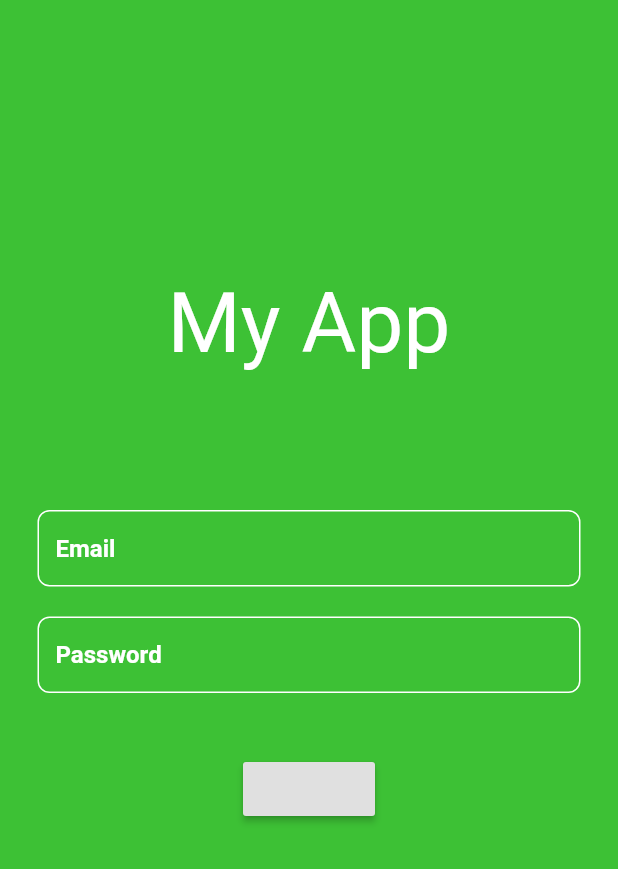
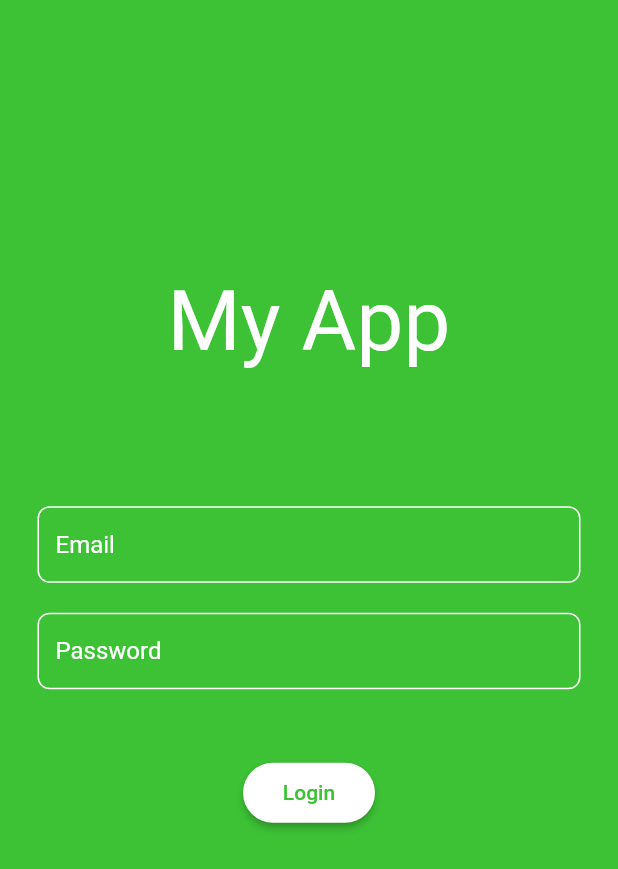
Before and after one commit to elalo4171/toka-users, a Flutter app: the screen it shows after launch, on a phone screen of 412 x 824 dp. Shown: the top 869 px of the screen. Run offline on Flutter 3.47's test engine with Material 2 defaults, Android fonts, the phone set to English and light mode, and no system bars; our stand-ins replace rxdart, sqflite; accounts and stored records are empty.

```diff
--- a/lib/config/Routes.dart
+++ b/lib/config/Routes.dart
@@ -1,4 +1,5 @@
 import 'package:flutter/material.dart';
+import 'package:toka/pages/HomePage.dart';
 import 'package:toka/pages/LoginPage.dart';
 
 Route Function(RouteSettings) get routes => (RouteSettings settings) {
@@ -8,6 +9,11 @@ Route Function(RouteSettings) get routes => (RouteSettings settings) {
         case "login":
           route = MaterialPageRoute(
               builder: (_) => LoginPage(),
+              settings: RouteSettings(name: settings.name));
+          break;
+        case "home":
+          route = MaterialPageRoute(
+              builder: (_) => HomePage(),
               settings: RouteSettings(name: settings.name));
           break;
         default:
--- a/lib/config/Theme.dart
+++ b/lib/config/Theme.dart
@@ -17,8 +17,12 @@ ThemeData get principalTheme {
       bodyText1: TextStyle(),
       bodyText2: TextStyle(),
       headline2: TextStyle(color: TokaTheme.textColor),
+      subtitle1: TextStyle(
+        color: Colors.white,
+      ),
     ).apply(
       bodyColor: TokaTheme.textColor,
+      displayColor: TokaTheme.textColor,
     ),
     inputDecorationTheme: InputDecorationTheme(
       filled: true,
@@ -52,13 +56,19 @@ ThemeData get principalTheme {
           width: 1,
         ),
       ),
-      helperStyle: TextStyle(color: TokaTheme.secondary),
-      labelStyle: TextStyle(color: TokaTheme.secondary),
+      helperStyle: TextStyle(color: TokaTheme.textColor),
+      labelStyle: TextStyle(color: TokaTheme.textColor),
       errorStyle: TextStyle(height: 0.9),
       hintStyle: TextStyle(
         color: TokaTheme.textColor,
-        fontWeight: FontWeight.bold,
       ),
+    ),
+    buttonTheme: ButtonThemeData(
+      splashColor: TokaTheme.primary,
+      buttonColor: Colors.white,
+      shape: RoundedRectangleBorder(borderRadius: BorderRadius.circular(20)),
+      textTheme: ButtonTextTheme.primary,
+      padding: const EdgeInsets.symmetric(vertical: 12, horizontal: 12),
     ),
   );
 }
--- a/lib/pages/LoginPage.dart
+++ b/lib/pages/LoginPage.dart
@@ -1,22 +1,34 @@
 import 'package:flutter/material.dart';
 import 'package:provider/provider.dart';
-import 'package:rxdart/rxdart.dart';
 import 'package:toka/model/UserModel.dart';
 import 'package:toka/widgets/InputText.dart';
 
+import '../config/Theme.dart';
 import '../provider/GlobalProvider.dart';
+import '../provider/LoginProvider.dart';
 
 class LoginPage extends StatelessWidget {
   const LoginPage({Key key}) : super(key: key);
 
   @override
   Widget build(BuildContext context) {
+    return Scaffold(
+      body: Provider(create: (context) => LoginProvider(), child: BuildLogin()),
+    );
+  }
+}
+
+class BuildLogin extends StatelessWidget {
+  @override
+  Widget build(BuildContext context) {
     final GlobalProvider globalProvider = context.read<GlobalProvider>();
+    final LoginProvider loginProvider = context.read<LoginProvider>();
     final theme = Theme.of(context);
-    return Scaffold(
-      body: Center(
-          child: Padding(
-        padding: const EdgeInsets.symmetric(horizontal: 25.0),
+    return Center(
+        child: Padding(
+      padding: const EdgeInsets.symmetric(horizontal: 25.0),
+      child: Form(
+        key: loginProvider.form,
         child: Column(
           children: [
             Spacer(
@@ -26,24 +38,45 @@ class LoginPage extends StatelessWidget {
             Spacer(),
             InputText(
               hint: "Email",
-              subject: BehaviorSubject(),
+              subject: loginProvider.email,
+              validator: loginProvider.validateEmail,
             ),
             SizedBox(height: 20),
             InputText(
               hint: "Password",
-              subject: BehaviorSubject(),
+              subject: loginProvider.password,
+              validator: loginProvider.requiredField,
             ),
-            SizedBox(height: 40),
-            RaisedButton(onPressed: () {
-              globalProvider.databaseProvider
-                  .validateUser(User(email: "z@z.com", password: "123456"));
-            }),
+            SizedBox(height: 10),
+            StreamBuilder(
+              stream: loginProvider.error,
+              builder: (context, snapshot) {
+                if (snapshot.hasData && snapshot.data != null) {
+                  return Center(
+                    child: Text(snapshot.data,
+                        style: TextStyle(color: theme.errorColor)),
+                  );
+                }
+                return Container();
+              },
+            ),
+            SizedBox(height: 35),
+            RaisedButton(
+                child: Text(
+                  "Login",
+                  style: TextStyle(color: TokaTheme.primary),
+                ),
+                onPressed: () {
+                  if (loginProvider.form.currentState.validate()) {
+                    loginProvider.login(globalProvider, context);
+                  }
+                }),
             Spacer(
               flex: 3,
             ),
           ],
         ),
-      )),
-    );
+      ),
+    ));
   }
 }
--- a/lib/provider/LoginProvider.dart
+++ b/lib/provider/LoginProvider.dart
@@ -1,5 +1,30 @@
+import 'package:flutter/material.dart';
+import 'package:rxdart/rxdart.dart';
+import 'package:toka/model/UserModel.dart';
+import 'package:toka/util/Validator.dart';
 
+import 'GlobalProvider.dart';
 
-class LoginProvider {
+class LoginProvider with Validator {
+  BehaviorSubject<String> email = BehaviorSubject<String>();
+  BehaviorSubject<String> password = BehaviorSubject<String>();
+  BehaviorSubject<String> error = BehaviorSubject<String>();
+  final form = GlobalKey<FormState>();
 
+  Future<void> login(
+      GlobalProvider globalProvider, BuildContext context) async {
+    User user = User(email: email.value, password: password.value);
+    bool isValidate = await globalProvider.databaseProvider.validateUser(user);
+    if (isValidate) {
+      Navigator.pushReplacementNamed(context, "home");
+    } else {
+      error.sink.add("Datos incorrectos");
+    }
+  }
+
+  void close() {
+    email.close();
+    password.close();
+    error.close();
+  }
 }
--- a/pubspec.yaml
+++ b/pubspec.yaml
@@ -14,6 +14,7 @@ dependencies:
   sqflite: ^1.3.2+3
   path_provider: ^1.5.1
   rxdart: ^0.25.0
+  local_auth: ^0.6.3+4
 
 dev_dependencies:
   flutter_test:
```
Also changed, not shown: lib/pages/HomePage.dart (added, +14 -0 lines), lib/util/Validator.dart (added, +63 -0 lines), 3 other files.
